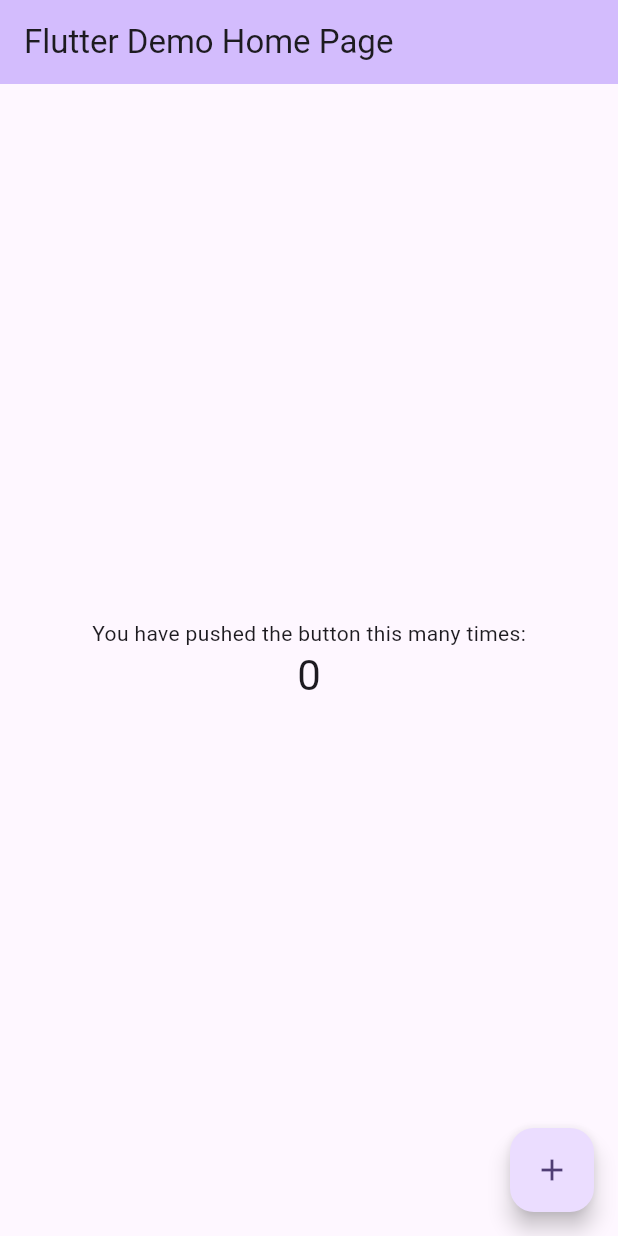
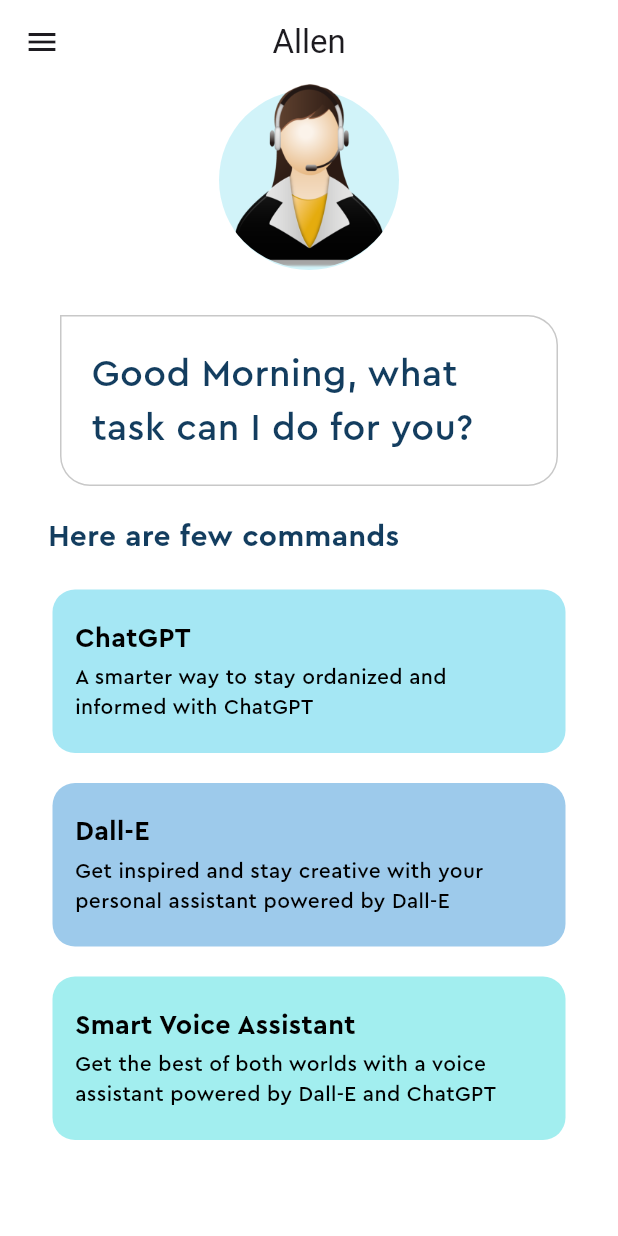
Before and after one commit to munsra/allen, a Flutter app: the screen it shows after launch, on a phone screen of 412 x 824 dp. Run offline on Flutter 3.47's test engine with Material 3 defaults, Android fonts, the phone set to English and light mode, and no system bars.

Commit message:
Initial commit and UI

```diff
--- /dev/null
+++ b/lib/feature_box.dart
@@ -0,0 +1,62 @@
+import 'package:allen/pallete.dart';
+import 'package:flutter/material.dart';
+
+class FeatureBox extends StatelessWidget {
+  final Color color;
+  final String headerText;
+  final String descriptionText;
+  const FeatureBox({
+    super.key,
+    required this.color,
+    required this.headerText,
+    required this.descriptionText,
+  });
+
+  @override
+  Widget build(BuildContext context) {
+    return Container(
+      margin: const EdgeInsets.symmetric(
+        horizontal: 35,
+        vertical: 10,
+      ),
+      decoration: BoxDecoration(
+        color: color,
+        borderRadius: const BorderRadius.all(
+          Radius.circular(15),
+        ),
+      ),
+      child: Padding(
+        padding: const EdgeInsets.symmetric(vertical: 20.0).copyWith(left: 15),
+        child: Column(
+          children: [
+            Align(
+              alignment: Alignment.centerLeft,
+              child: Text(
+                headerText,
+                style: const TextStyle(
+                  fontFamily: 'Cera Pro',
+                  color: Pallete.blackColor,
+                  fontSize: 18,
+                  fontWeight: FontWeight.bold,
+                ),
+              ),
+            ),
+            const SizedBox(
+              height: 3,
+            ),
+            Padding(
+              padding: const EdgeInsets.only(right: 20),
+              child: Text(
+                descriptionText,
+                style: const TextStyle(
+                  fontFamily: 'Cera Pro',
+                  color: Pallete.blackColor,
+                ),
+              ),
+            ),
+          ],
+        ),
+      ),
+    );
+  }
+}
--- /dev/null
+++ b/lib/home_page.dart
@@ -0,0 +1,119 @@
+import 'package:allen/feature_box.dart';
+import 'package:allen/pallete.dart';
+import 'package:flutter/material.dart';
+
+class HomePage extends StatefulWidget {
+  const HomePage({super.key});
+
+  @override
+  State<HomePage> createState() => _HomePageState();
+}
+
+class _HomePageState extends State<HomePage> {
+  @override
+  Widget build(BuildContext context) {
+    return Scaffold(
+      appBar: AppBar(
+        title: const Text('Allen'),
+        leading: const Icon(Icons.menu),
+        centerTitle: true,
+      ),
+      body: Column(
+        children: [
+          // Virtual Assistant Picture
+          Stack(
+            children: [
+              Center(
+                child: Container(
+                  height: 120,
+                  width: 120,
+                  margin: const EdgeInsets.only(top: 4),
+                  decoration: const BoxDecoration(
+                    color: Pallete.assistantCircleColor,
+                    shape: BoxShape.circle,
+                  ),
+                ),
+              ),
+              Container(
+                height: 123,
+                decoration: const BoxDecoration(
+                  shape: BoxShape.circle,
+                  image: DecorationImage(
+                    image: AssetImage('assets/images/virtualAssistant.png'),
+                  ),
+                ),
+              ),
+            ],
+          ),
+          //
+          Container(
+            padding: const EdgeInsets.symmetric(
+              horizontal: 20,
+              vertical: 10,
+            ),
+            margin: const EdgeInsets.symmetric(horizontal: 40).copyWith(
+              top: 30,
+            ),
+            decoration: BoxDecoration(
+              border: Border.all(
+                color: Pallete.borderColor,
+              ),
+              borderRadius: BorderRadius.circular(20).copyWith(
+                topLeft: Radius.zero,
+              ),
+            ),
+            child: const Padding(
+              padding: EdgeInsets.symmetric(vertical: 10.0),
+              child: Text(
+                'Good Morning, what task can I do for you?',
+                style: TextStyle(
+                    color: Pallete.mainFontColor,
+                    fontSize: 25,
+                    fontFamily: 'Cera Pro'),
+              ),
+            ),
+          ),
+          Container(
+            padding: const EdgeInsets.all(10),
+            margin: const EdgeInsets.only(top: 10, left: 22),
+            alignment: Alignment.centerLeft,
+            child: const Text(
+              'Here are few commands',
+              style: TextStyle(
+                fontFamily: 'Cera Pro',
+                color: Pallete.mainFontColor,
+                fontSize: 20,
+                fontWeight: FontWeight.bold,
+              ),
+            ),
+          ),
+          // Feature List
+          Expanded(
+            child: ListView(
+              children: const [
+                FeatureBox(
+                  color: Pallete.firstSuggestionBoxColor,
+                  headerText: 'ChatGPT',
+                  descriptionText:
+                      'A smarter way to stay ordanized and informed with ChatGPT',
+                ),
+                FeatureBox(
+                  color: Pallete.secondSuggestionBoxColor,
+                  headerText: 'Dall-E',
+                  descriptionText:
+                      'Get inspired and stay creative with your personal assistant powered by Dall-E',
+                ),
+                FeatureBox(
+                  color: Pallete.thirdSuggestionBoxColor,
+                  headerText: 'Smart Voice Assistant',
+                  descriptionText:
+                      'Get the best of both worlds with a voice assistant powered by Dall-E and ChatGPT',
+                ),
+              ],
+            ),
+          )
+        ],
+      ),
+    );
+  }
+}
--- a/lib/main.dart
+++ b/lib/main.dart
@@ -1,3 +1,5 @@
+import 'package:allen/home_page.dart';
+import 'package:allen/pallete.dart';
 import 'package:flutter/material.dart';
 
 void main() {
@@ -11,115 +13,14 @@ class MyApp extends StatelessWidget {
   @override
   Widget build(BuildContext context) {
     return MaterialApp(
-      title: 'Flutter Demo',
-      theme: ThemeData(
-        // This is the theme of your application.
-        //
-        // TRY THIS: Try running your application with "flutter run". You'll see
-        // the application has a blue toolbar. Then, without quitting the app,
-        // try changing the seedColor in the colorScheme below to Colors.green
-        // and then invoke "hot reload" (save your changes or press the "hot
-        // reload" button in a Flutter-supported IDE, or press "r" if you used
-        // the command line to start the app).
-        //
-        // Notice that the counter didn't reset back to zero; the application
-        // state is not lost during the reload. To reset the state, use hot
-        // restart instead.
-        //
-        // This works for code too, not just values: Most code changes can be
-        // tested with just a hot reload.
-        colorScheme: ColorScheme.fromSeed(seedColor: Colors.deepPurple),
-        useMaterial3: true,
-      ),
-      home: const MyHomePage(title: 'Flutter Demo Home Page'),
+      debugShowCheckedModeBanner: false,
+      title: 'Allen',
+      theme: ThemeData.light(useMaterial3: true).copyWith(
+          scaffoldBackgroundColor: Pallete.whiteColor,
+          appBarTheme: const AppBarTheme(
+            backgroundColor: Pallete.whiteColor,
+          )),
+      home: const HomePage(),
     );
   }
 }
-
-class MyHomePage extends StatefulWidget {
-  const MyHomePage({super.key, required this.title});
-
-  // This widget is the home page of your application. It is stateful, meaning
-  // that it has a State object (defined below) that contains fields that affect
-  // how it looks.
-
-  // This class is the configuration for the state. It holds the values (in this
-  // case the title) provided by the parent (in this case the App widget) and
-  // used by the build method of the State. Fields in a Widget subclass are
-  // always marked "final".
-
-  final String title;
-
-  @override
-  State<MyHomePage> createState() => _MyHomePageState();
-}
-
-class _MyHomePageState extends State<MyHomePage> {
-  int _counter = 0;
-
-  void _incrementCounter() {
-    setState(() {
-      // This call to setState tells the Flutter framework that something has
-      // changed in this State, which causes it to rerun the build method below
-      // so that the display can reflect the updated values. If we changed
-      // _counter without calling setState(), then the build method would not be
-      // called again, and so nothing would appear to happen.
-      _counter++;
-    });
-  }
-
-  @override
-  Widget build(BuildContext context) {
-    // This method is rerun every time setState is called, for instance as done
-    // by the _incrementCounter method above.
-    //
-    // The Flutter framework has been optimized to make rerunning build methods
-    // fast, so that you can just rebuild anything that needs updating rather
-    // than having to individually change instances of widgets.
-    return Scaffold(
-      appBar: AppBar(
-        // TRY THIS: Try changing the color here to a specific color (to
-        // Colors.amber, perhaps?) and trigger a hot reload to see the AppBar
-        // change color while the other colors stay the same.
-        backgroundColor: Theme.of(context).colorScheme.inversePrimary,
-        // Here we take the value from the MyHomePage object that was created by
-        // the App.build method, and use it to set our appbar title.
-        title: Text(widget.title),
-      ),
-      body: Center(
-        // Center is a layout widget. It takes a single child and positions it
-        // in the middle of the parent.
-        child: Column(
-          // Column is also a layout widget. It takes a list of children and
-          // arranges them vertically. By default, it sizes itself to fit its
-          // children horizontally, and tries to be as tall as its parent.
-          //
-          // Column has various properties to control how it sizes itself and
-          // how it positions its children. Here we use mainAxisAlignment to
-          // center the children vertically; the main axis here is the vertical
-          // axis because Columns are vertical (the cross axis would be
-          // horizontal).
-          //
-          // TRY THIS: Invoke "debug painting" (choose the "Toggle Debug Paint"
-          // action in the IDE, or press "p" in the console), to see the
-          // wireframe for each widget.
-          mainAxisAlignment: MainAxisAlignment.center,
-          children: <Widget>[
-            const Text(
-              'You have pushed the button this many times:',
-            ),
-            Text(
-              '$_counter',
-              style: Theme.of(context).textTheme.headlineMedium,
-            ),
-          ],
-        ),
-      ),
-      floatingActionButton: FloatingActionButton(
-        onPressed: _incrementCounter,
-        tooltip: 'Increment',
-        child: const Icon(Icons.add),
-      ), // This trailing comma makes auto-formatting nicer for build methods.
-    );
-  }
-}
--- /dev/null
+++ b/lib/pallete.dart
@@ -0,0 +1,13 @@
+import 'package:flutter/material.dart';
+
+class Pallete {
+  static const Color mainFontColor = Color.fromRGBO(19, 61, 95, 1);
+  static const Color firstSuggestionBoxColor = Color.fromRGBO(165, 231, 244, 1);
+  static const Color secondSuggestionBoxColor =
+      Color.fromRGBO(157, 202, 235, 1);
+  static const Color thirdSuggestionBoxColor = Color.fromRGBO(162, 238, 239, 1);
+  static const Color assistantCircleColor = Color.fromRGBO(209, 243, 249, 1);
+  static const Color borderColor = Color.fromRGBO(200, 200, 200, 1);
+  static const Color blackColor = Colors.black;
+  static const Color whiteColor = Colors.white;
+}
```
Also changed, not shown: pubspec.yaml (+8 -8 lines), assets/fonts/Cera-Pro-Bold.otf (added), assets/fonts/Cera-Pro-Medium.otf (added), assets/images/virtualAssistant.png (added), 3 other files.
